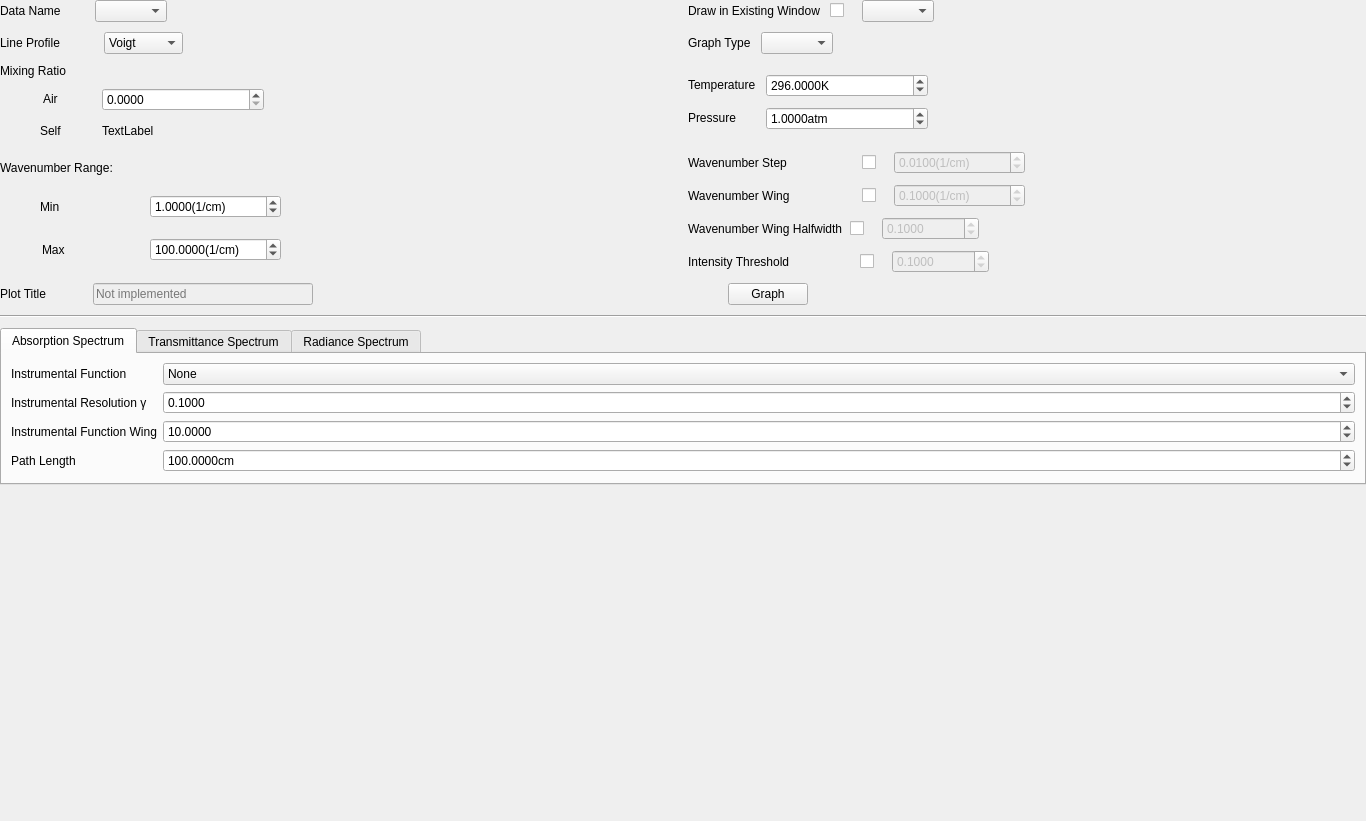
Before: the Qt Designer form layouts/graphing_widget.ui in hitranonline/hapiest, drawn with Qt 5.
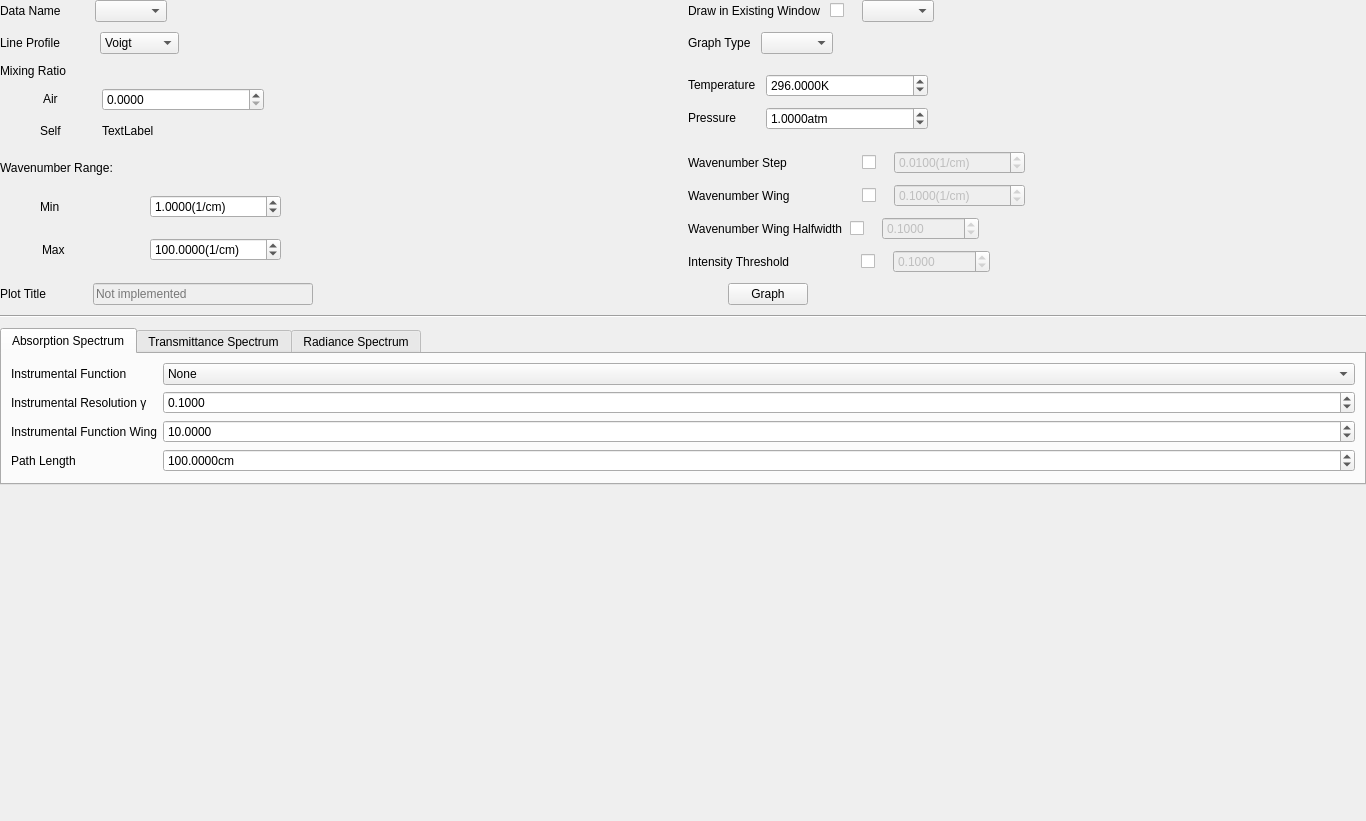
After: the same form once the commit is applied.

The edit to the form file:
```diff
--- a/layouts/graphing_widget.ui
+++ b/layouts/graphing_widget.ui
@@ -67,7 +67,7 @@
          </property>
          <property name="sizeHint" stdset="0">
           <size>
-           <width>34</width>
+           <width>30</width>
            <height>20</height>
           </size>
          </property>
@@ -634,7 +634,7 @@
            </property>
            <property name="sizeHint" stdset="0">
             <size>
-             <width>60</width>
+             <width>61</width>
              <height>20</height>
             </size>
            </property>
```
Left out of the diff: 16 changed lines with no effect on the pictures.
